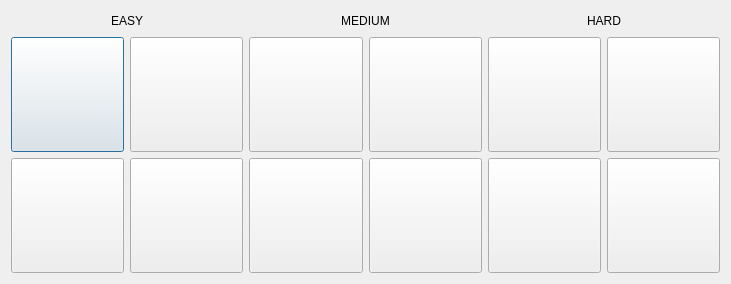
Before: the Qt Designer form UI/MapSelectionWindow.ui in CChenCPP/Tower-Defense, drawn with Qt 5.
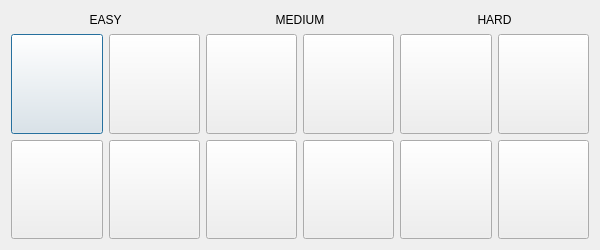
After: the same form once the commit is applied.

```diff
--- a/UI/MapSelectionWindow.ui
+++ b/UI/MapSelectionWindow.ui
@@ -6,8 +6,8 @@
    <rect>
     <x>0</x>
     <y>0</y>
-    <width>731</width>
-    <height>284</height>
+    <width>600</width>
+    <height>250</height>
    </rect>
   </property>
   <property name="sizePolicy">
```
